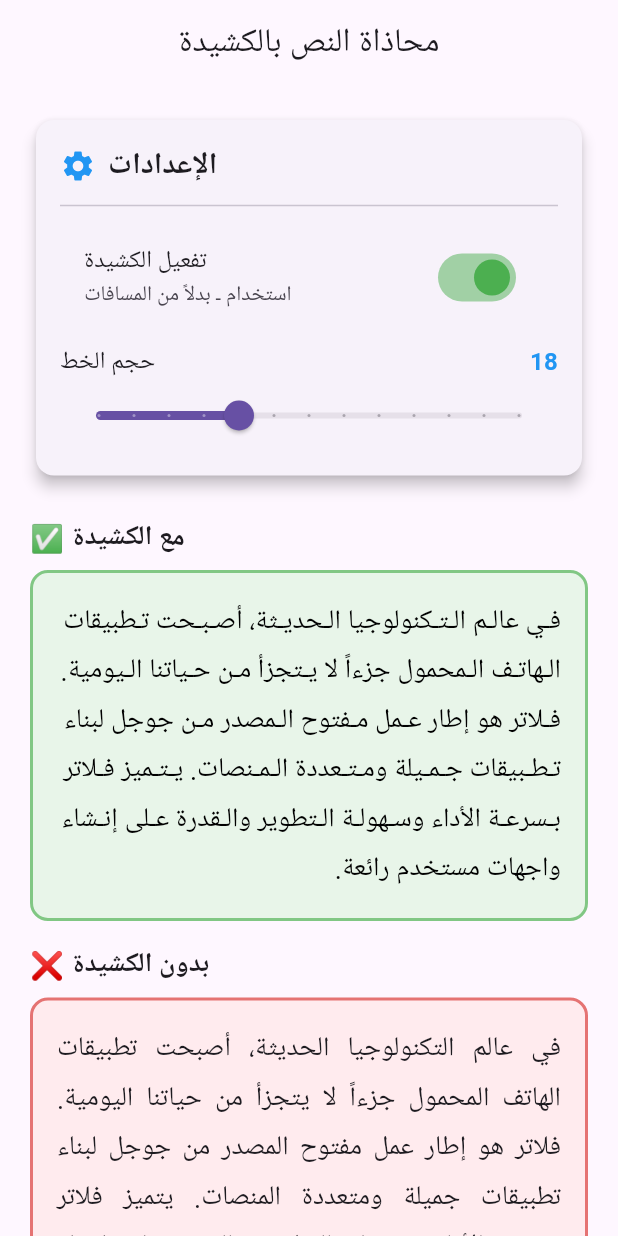
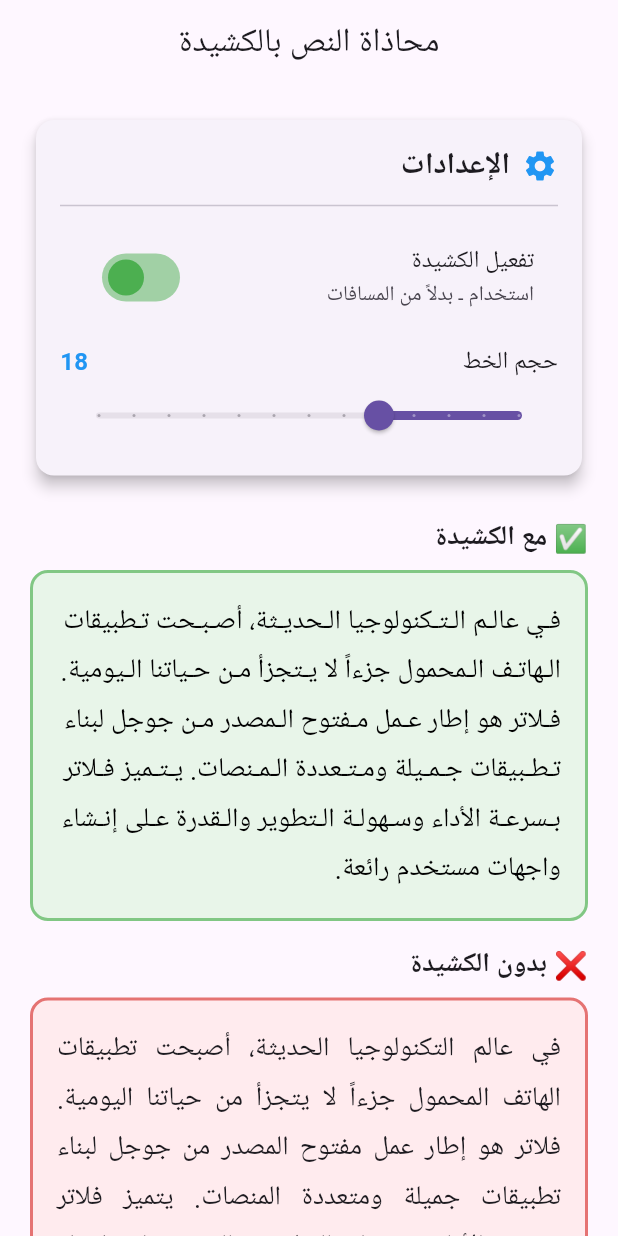
Before and after one commit to AhmedAlboishe/arabic_justified_text, a Flutter app: the screen it shows after launch, on a phone screen of 412 x 824 dp. Run offline on Flutter 3.47's test engine with Material 3 defaults, Android fonts, the phone set to English and light mode, and no system bars.

Commit message:
version 0.0.1

```diff
--- a/example/lib/main.dart
+++ b/example/lib/main.dart
@@ -1,5 +1,8 @@
+// ignore: depend_on_referenced_packages
 import 'package:arabic_justified_text/arabic_justified_text.dart';
 import 'package:flutter/material.dart';
+// ignore: depend_on_referenced_packages
+import 'package:flutter_localizations/flutter_localizations.dart';
 
 void main() => runApp(const MyApp());
 
@@ -10,9 +13,18 @@ class MyApp extends StatelessWidget {
   Widget build(BuildContext context) {
     return MaterialApp(
       title: 'Arabic Justified Text',
-      theme: ThemeData(primarySwatch: Colors.blue),
+      localizationsDelegates: const [
+        GlobalMaterialLocalizations.delegate,
+        GlobalWidgetsLocalizations.delegate,
+        GlobalCupertinoLocalizations.delegate,
+      ],
+      supportedLocales: const [Locale('en'), Locale('ar')],
+      locale: const Locale('ar'),
+      theme: ThemeData.light(),
+      darkTheme: ThemeData.dark(),
+      themeMode: ThemeMode.light,
       home: const DemoPage(),
-      debugShowCheckedModeBanner: false,
+      debugShowCheckedModeBanner: true,
     );
   }
 }
@@ -54,8 +66,8 @@ class _DemoPageState extends State<DemoPage> {
               padding: const EdgeInsets.all(16),
               child: Column(
                 children: [
-                  Row(
-                    children: const [
+                  const Row(
+                    children: [
                       Icon(Icons.settings, color: Colors.blue),
                       SizedBox(width: 8),
                       Text(
@@ -135,8 +147,8 @@ class _DemoPageState extends State<DemoPage> {
               borderRadius: BorderRadius.circular(12),
               border: Border.all(color: Colors.purple.shade300),
             ),
-            child: Column(
-              children: const [
+            child: const Column(
+              children: [
                 Icon(Icons.info_outline, color: Colors.purple, size: 32),
                 SizedBox(height: 8),
                 Text(
--- a/pubspec.yaml
+++ b/pubspec.yaml
@@ -1,5 +1,5 @@
 name: arabic_justified_text
-description: "A new Flutter package project."
+description: "Beautiful Arabic text justification using Kashida (ـ) instead of spaces."
 version: 0.0.1
 homepage:
 
```
Also changed, not shown: analysis_options.yaml (+22 -0 lines), example/analysis_options.yaml (+10 -0 lines), 3 other files.
